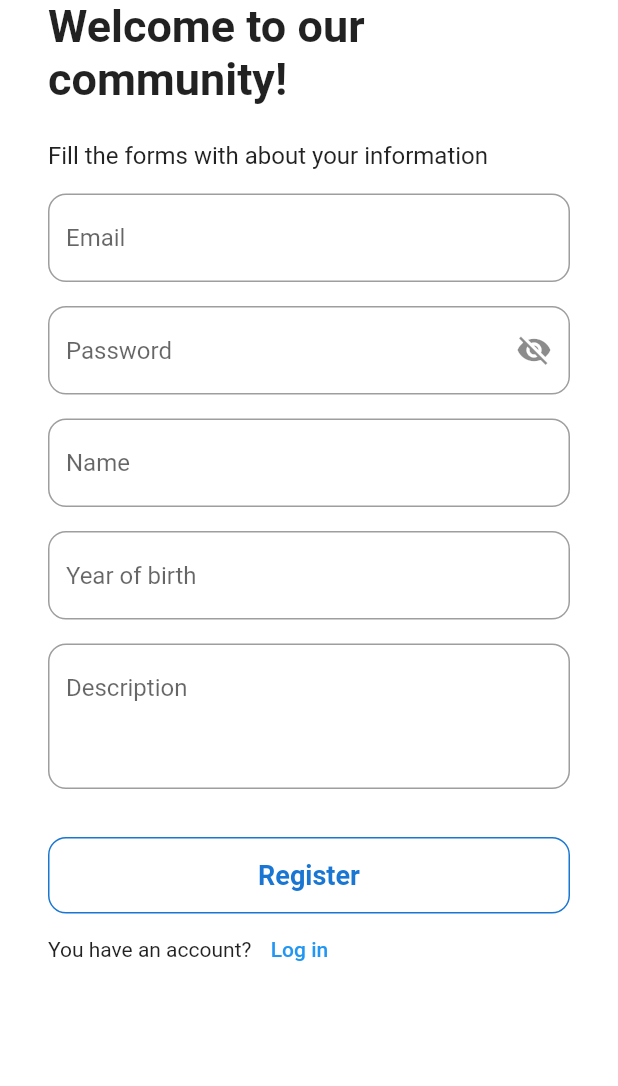
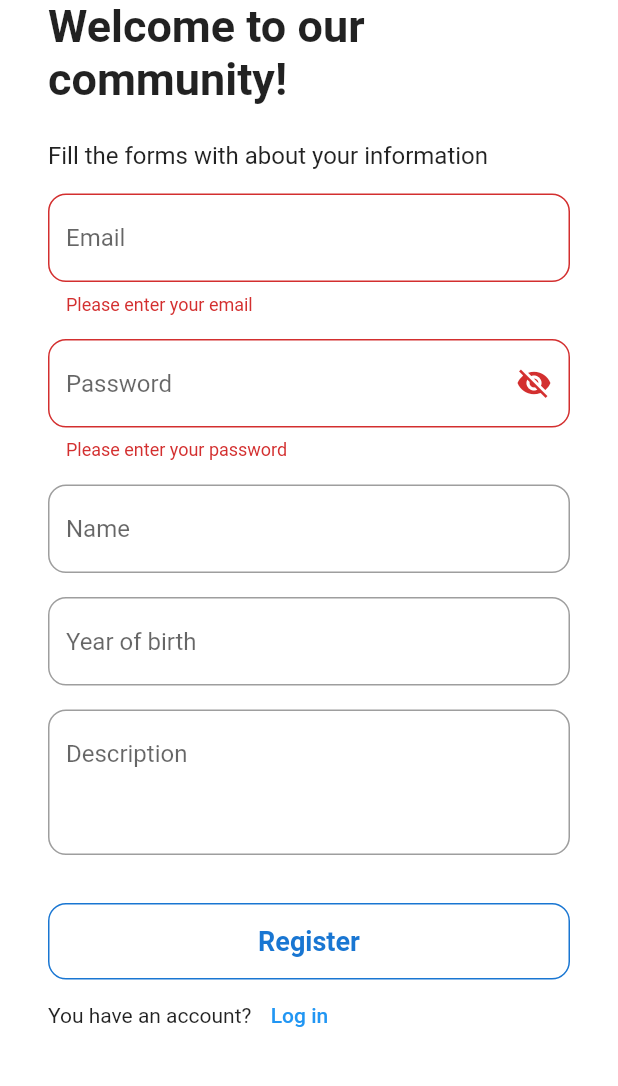
Before and after one commit to leopold-the-code/client, a Flutter app: the RegistrationScreen screen opened by its route, after a tap on "Register", on a phone screen of 412 x 824 dp, the part 84-1170 px from its top. Run offline on Flutter 3.47's test engine with Material 2 defaults, Android fonts, the phone set to English and light mode, and no system bars; our stand-ins replace email_validator, flutter_svg, image_picker, location, swipe_cards; missing offline and left inert: textfield_tags; accounts and stored records are empty.

Commit message:
register form validation

```diff
--- a/lib/routes/register.dart
+++ b/lib/routes/register.dart
@@ -1,6 +1,7 @@
 import 'package:client/app_state.dart';
 import 'package:client/data/repository.dart';
 import 'package:client/data/user.dart';
+import 'package:email_validator/email_validator.dart';
 import 'package:flutter/material.dart';
 import 'package:flutter_svg/flutter_svg.dart';
 
@@ -25,6 +26,7 @@ class _RegistrationScreenState extends State<RegistrationScreen> {
   final TextEditingController descCtlr = TextEditingController();
   bool _passwordVisible = false;
   int? _selectedYear;
+  final _formKey = GlobalKey<FormState>();
 
   @override
   Widget build(BuildContext context) {
@@ -48,6 +50,8 @@ class _RegistrationScreenState extends State<RegistrationScreen> {
         child: Padding(
           padding: const EdgeInsets.symmetric(horizontal: 32),
           child: Center(
+            child: Form(
+              key: _formKey,
               child: Column(
                 crossAxisAlignment: CrossAxisAlignment.start,
                 children: [
@@ -66,7 +70,7 @@ class _RegistrationScreenState extends State<RegistrationScreen> {
                     ),
                   ),
                   const SizedBox(height: 16),
-                TextField(
+                  TextFormField(
                     controller: emailCtlr,
                     decoration: InputDecoration(
                       hintText: 'Email',
@@ -76,11 +80,25 @@ class _RegistrationScreenState extends State<RegistrationScreen> {
                       ),
                     ),
                     keyboardType: TextInputType.emailAddress,
+                    validator: (value) {
+                      if (value?.isEmpty == true) {
+                        return 'Please enter your email';
+                      } else if (!EmailValidator.validate(value ?? '')) {
+                        return 'Please enter a valid email';
+                      }
+                      return null;
+                    },
                   ),
                   const SizedBox(height: 16),
-                TextField(
+                  TextFormField(
                     controller: pswdCtlr,
                     obscureText: !_passwordVisible,
+                    validator: (value) {
+                      if (value?.isEmpty == true) {
+                        return 'Please enter your password';
+                      }
+                      return null;
+                    },
                     decoration: InputDecoration(
                       hintText: 'Password',
                       hintStyle: const TextStyle(fontSize: 16),
@@ -94,7 +112,8 @@ class _RegistrationScreenState extends State<RegistrationScreen> {
                             _passwordVisible = !_passwordVisible;
                           });
                         },
-                      )),
+                      ),
+                    ),
                   ),
                   const SizedBox(height: 16),
                   TextField(
@@ -171,10 +190,12 @@ class _RegistrationScreenState extends State<RegistrationScreen> {
             ),
           ),
         ),
+      ),
     );
   }
 
   Future _register() async {
+    if (_formKey.currentState?.validate() ?? false) {
       try {
         if (widget.isUpdateProfile) {
           final upd = await RepositoryImpl().updateProfile(
@@ -200,6 +221,7 @@ class _RegistrationScreenState extends State<RegistrationScreen> {
         Navigator.pop(context);
       } catch (e) {
         print(e);
+      }
     }
   }
 
--- a/pubspec.yaml
+++ b/pubspec.yaml
@@ -40,6 +40,7 @@ dependencies:
   textfield_tags: ^2.0.2
   location: ^4.2.0
   flutter_svg: ^2.0.5
+  email_validator: ^2.0.1
 
 dev_dependencies:
   flutter_test:
```
Also changed, not shown: pubspec.lock. Lines whose indentation alone changed are shown as unchanged.
